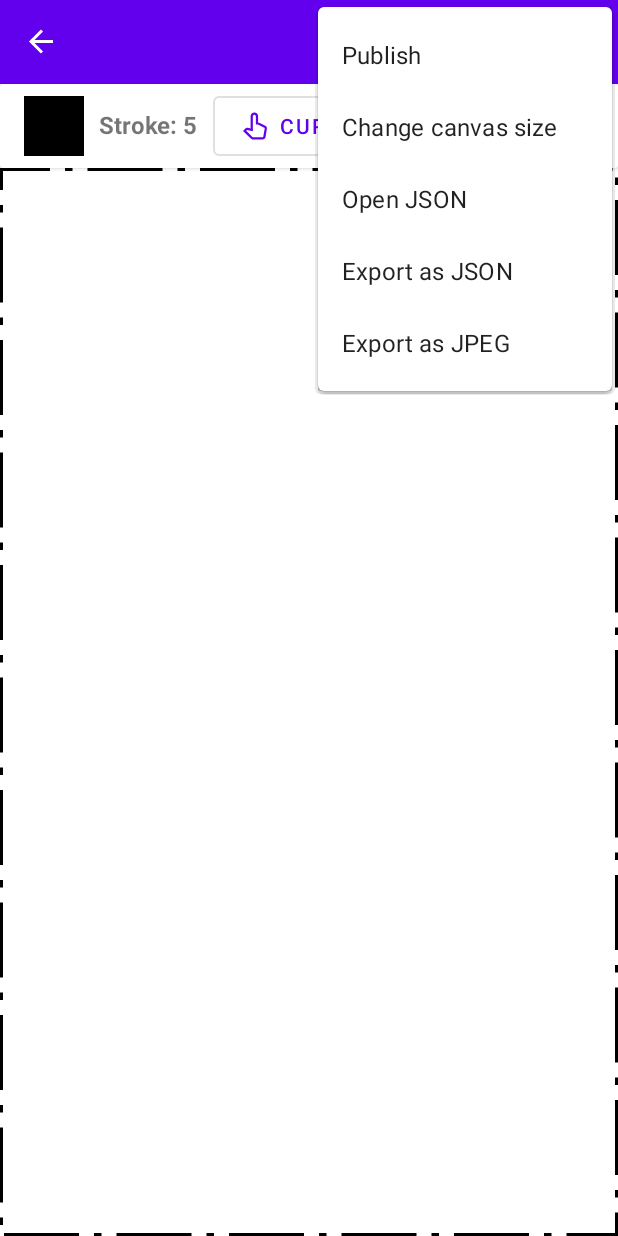
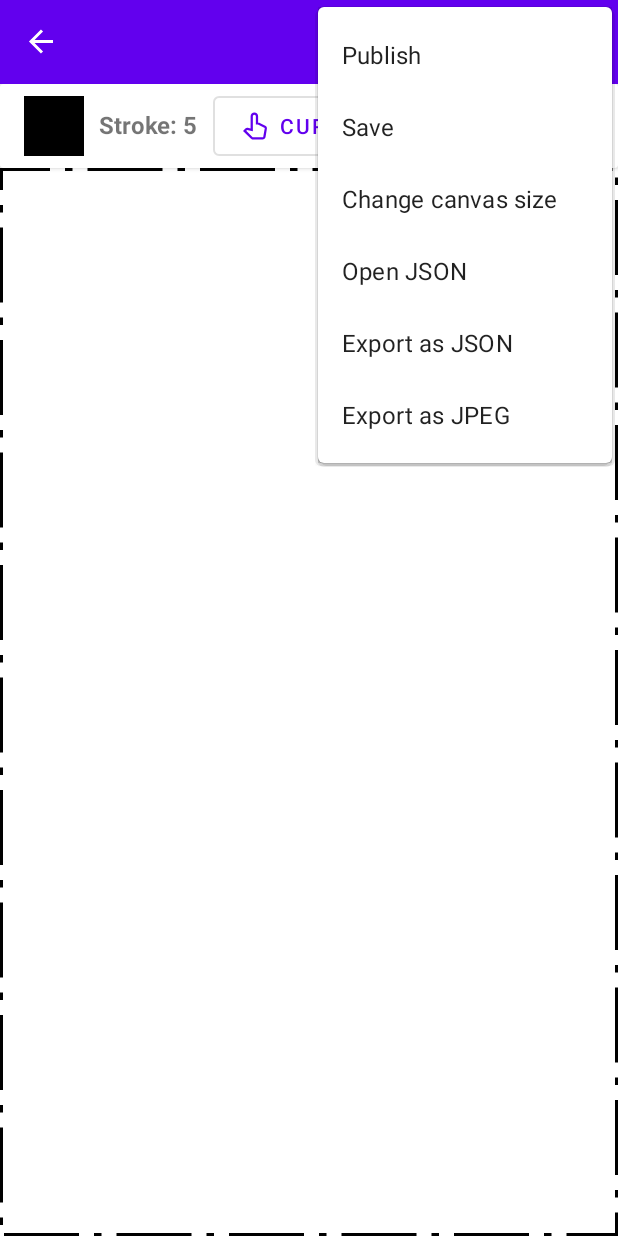
Before and after one commit to AlexDevRu/graph_editor, an Android app: the CanvasFragment screen opened through its navigation route, with the options menu open, on a phone screen of 412 x 824 dp. Run offline under Robolectric (Android 15) with nearby library versions, the phone set to English and light mode, and no system bars; our stand-ins replace Dagger/Hilt's generated code, Firebase (no records; nobody signed in at launch, a user with empty details on screens opened directly), FlexboxLayout, navigation-ui; libraries missing offline, so code that uses them is left out: com.otaliastudios.zoom, com.skydoves.colorpickerview; 9 statements that could not run were skipped.

Commit message:
bind local with published images

```diff
--- a/app/src/main/java/com/example/mobilepaint/models/MyImage.kt
+++ b/app/src/main/java/com/example/mobilepaint/models/MyImage.kt
@@ -3,5 +3,5 @@ package com.example.mobilepaint.models
 data class MyImage(
     val canvasData: CanvasData,
     val title: String,
-    val published: Boolean
+    var published: Boolean
 )
--- a/app/src/main/java/com/example/mobilepaint/ui/canvas/CanvasFragment.kt
+++ b/app/src/main/java/com/example/mobilepaint/ui/canvas/CanvasFragment.kt
@@ -208,7 +208,7 @@ class CanvasFragment : Fragment(), ShapesView.OnShapeChanged, View.OnClickListen
 
     override fun onMenuItemSelected(menuItem: MenuItem): Boolean {
         when (menuItem.itemId) {
-            R.id.publish -> viewModel.publish(shapesView.color, shapesView.shapes)
+            R.id.publish -> viewModel.publish(args.fileName, shapesView.color, shapesView.shapes)
             R.id.undo -> shapesView.undo()
             R.id.redo -> shapesView.redo()
             R.id.exportImage -> {
--- a/app/src/main/java/com/example/mobilepaint/ui/canvas/CanvasViewModel.kt
+++ b/app/src/main/java/com/example/mobilepaint/ui/canvas/CanvasViewModel.kt
@@ -78,7 +78,7 @@ class CanvasViewModel @Inject constructor(
     private val images = db.collection("/users/${GoogleSignIn.getLastSignedInAccount(app)?.email}/images")
 
     @OptIn(ExperimentalCoroutinesApi::class)
-    fun publish(color: Int, shapesList : List<Shape>) {
+    fun publish(fileName: String?, color: Int, shapesList : List<Shape>) {
         canvas.bg = color
         canvas.shapesList = shapesList
         viewModelScope.launch(Dispatchers.IO) {
@@ -86,7 +86,7 @@ class CanvasViewModel @Inject constructor(
                 _loading.postValue(true)
                 val json = canvas.toJson(gson)
                 val dateFormat = SimpleDateFormat("yyyy-MM-dd_HH-mm-ss", Locale.ENGLISH)
-                val fileName = dateFormat.format(Date())
+                val fileName = fileName ?: dateFormat.format(Date())
                 val data = hashMapOf("json" to json)
                 suspendCancellableCoroutine { continuation ->
                     images.document(fileName).set(data).addOnCompleteListener {
--- a/app/src/main/java/com/example/mobilepaint/ui/dashboard/DashboardFragment.kt
+++ b/app/src/main/java/com/example/mobilepaint/ui/dashboard/DashboardFragment.kt
@@ -67,7 +67,7 @@ class DashboardFragment : Fragment(), View.OnClickListener, ImagesAdapter.Listen
         }
     }
 
-    private fun navigateToCanvasFragment(fileName: String = "") {
+    private fun navigateToCanvasFragment(fileName: String? = null) {
         val action = DashboardFragmentDirections.actionDashboardFragmentToCanvasFragment(fileName)
         navController.navigate(action)
     }
--- a/app/src/main/java/com/example/mobilepaint/ui/dashboard/DashboardViewModel.kt
+++ b/app/src/main/java/com/example/mobilepaint/ui/dashboard/DashboardViewModel.kt
@@ -23,7 +23,7 @@ class DashboardViewModel @Inject constructor(
     app: Application
 ): ViewModel() {
 
-    private var originalImages = emptyList<MyImage>()
+    private val originalImages = mutableListOf<MyImage>()
 
     private val _myImages = MutableLiveData<List<MyImage>>()
     val myImages: LiveData<List<MyImage>> = _myImages
@@ -69,7 +69,25 @@ class DashboardViewModel @Inject constructor(
                     )
                 }
             }
-            originalImages = list1.await() + list2.await()
+
+            val publishedImages = list1.await()
+            val localImages = list2.await()
+
+            originalImages.clear()
+            val localImagesMap = hashMapOf<String, MyImage>()
+            localImages.forEach {
+                localImagesMap[it.title] = it
+            }
+            publishedImages.forEach {
+                if (localImagesMap.contains(it.title)) {
+                    localImagesMap[it.title]!!.published = true
+                } else {
+                    originalImages.add(it)
+                }
+            }
+
+            originalImages.addAll(localImagesMap.values)
+
             _myImages.postValue(originalImages)
             _loading.postValue(false)
         }
--- a/app/src/main/res/menu/menu_toolbar.xml
+++ b/app/src/main/res/menu/menu_toolbar.xml
@@ -20,6 +20,12 @@
         app:iconTint="@color/color_toolbar_button"
         app:showAsAction="ifRoom" />
     <item
+        android:id="@+id/save"
+        android:icon="@drawable/ic_publish"
+        android:title="@string/save"
+        app:iconTint="@color/color_toolbar_button"
+        app:showAsAction="ifRoom" />
+    <item
         android:id="@+id/changeCanvasSize"
         android:title="@string/change_canvas_size"
         app:showAsAction="never" />
--- a/app/src/main/res/navigation/nav_graph.xml
+++ b/app/src/main/res/navigation/nav_graph.xml
@@ -19,7 +19,8 @@
             <argument
                 android:name="fileName"
                 app:argType="string"
-                android:defaultValue="" />
+                app:nullable="true"
+                android:defaultValue="@null" />
         </action>
     </fragment>
     <fragment
--- a/app/src/main/res/values/strings.xml
+++ b/app/src/main/res/values/strings.xml
@@ -36,4 +36,5 @@
     <string name="no_images_are_found">No images are found</string>
     <string name="publish">Publish</string>
     <string name="search">Search</string>
+    <string name="save">Save</string>
 </resources>
```
